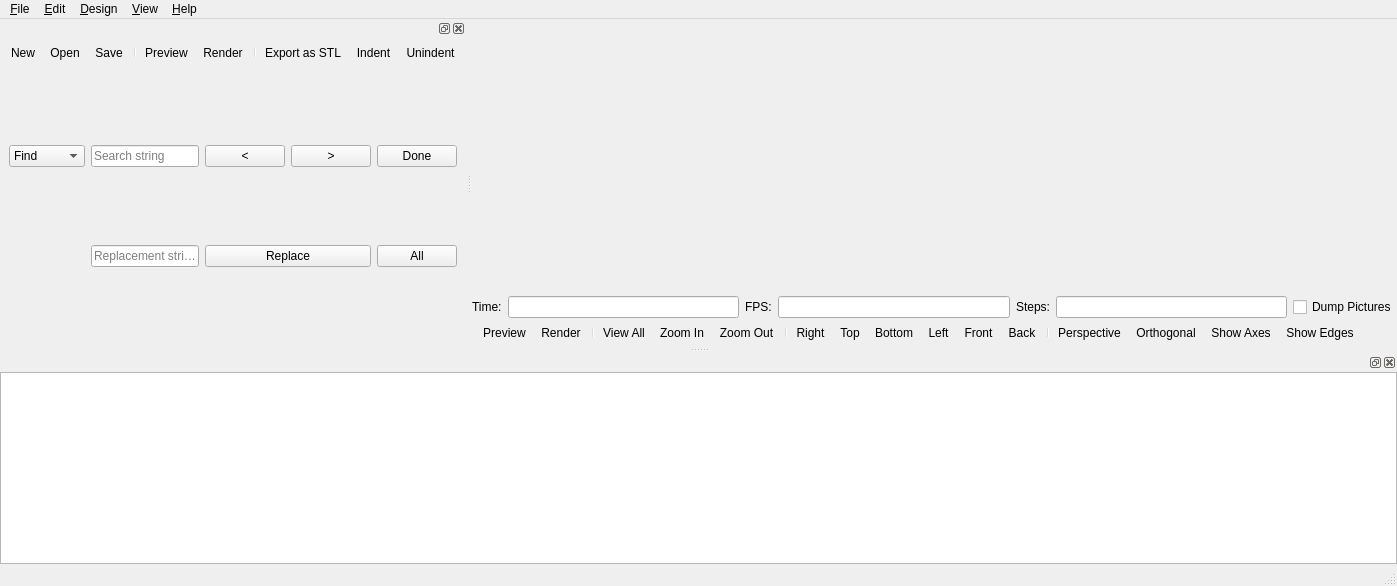
This is src/MainWindow.ui in openscad/openscad as Qt 5 draws it before an edit. The edited form follows.
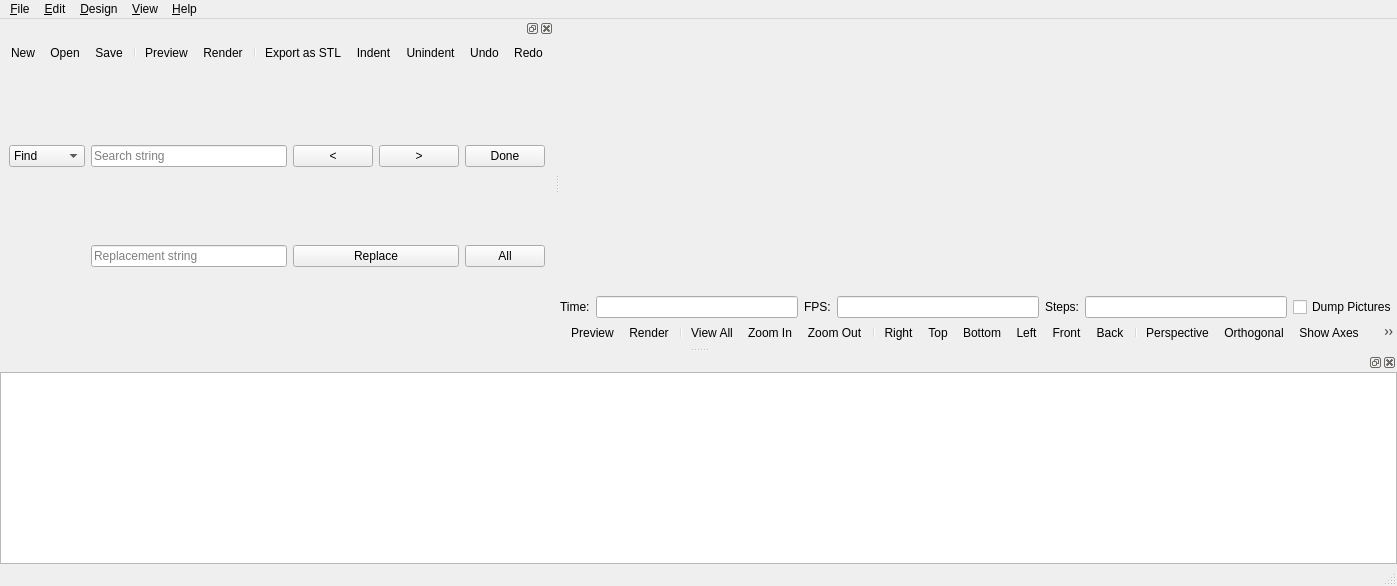
This is the edited form. Icons and pictures are not drawn. Custom widgets are drawn as their Qt base class.

Commit message: undo redo icons added

Diff of the .ui file:
```diff
--- a/src/MainWindow.ui
+++ b/src/MainWindow.ui
@@ -348,6 +348,8 @@
        <addaction name="designActionExportSTL"/>
        <addaction name="editActionIndent"/>
        <addaction name="editActionUnindent"/>
+       <addaction name="editActionUndo"/>
+       <addaction name="editActionRedo"/>
       </widget>
      </item>
      <item>
```
Left out of the diff: 8 changed lines with no effect on the pictures. The commit also changes 3 other files.
